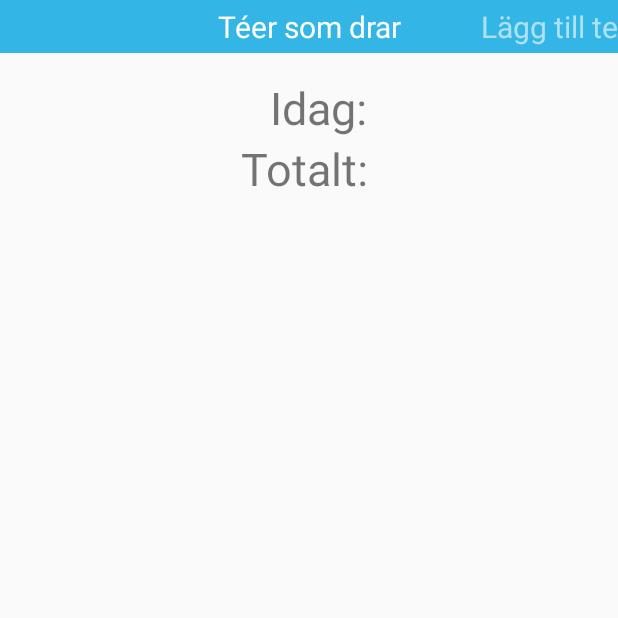
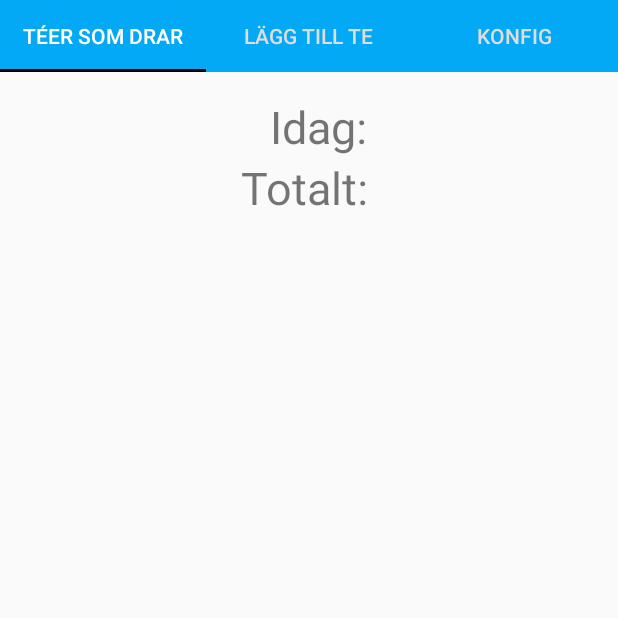
Before and after one commit to JensCarlberg/TeaTimer, an Android app: the screen it shows after launch (MainActivity), on a phone screen of 412 x 824 dp, the top half of it. Run offline under Robolectric (Android 15) with nearby library versions, the light colour scheme and no system bars.

Commit message:
Refactor layout to use ViewPager2 and TabLayout for improved navigation and update Gradle plugin version

```diff
--- a/app/src/main/java/se/liu/it/jens/teatimer/MainActivity.java
+++ b/app/src/main/java/se/liu/it/jens/teatimer/MainActivity.java
@@ -31,10 +31,11 @@ import android.widget.Toast;
 import androidx.annotation.NonNull;
 import androidx.appcompat.app.AppCompatActivity;
 import androidx.fragment.app.Fragment;
-import androidx.fragment.app.FragmentManager;
-import androidx.fragment.app.FragmentPagerAdapter;
-import androidx.viewpager.widget.PagerAdapter;
-import androidx.viewpager.widget.ViewPager;
+import androidx.viewpager2.adapter.FragmentStateAdapter;
+import androidx.viewpager2.widget.ViewPager2;
+
+import com.google.android.material.tabs.TabLayout;
+import com.google.android.material.tabs.TabLayoutMediator;
 
 import java.io.File;
 import java.io.FileOutputStream;
@@ -54,6 +55,7 @@ public class MainActivity extends AppCompatActivity {
     public static long lastTime = System.currentTimeMillis() - TIME_BETWEEN_SAME_TAG_READ;
 
     private NfcAdapter nfcAdapter = null;
+    TabLayout tabLayout;
 
     enum Fragments {
         TIMERS(0),
@@ -81,9 +83,8 @@ public class MainActivity extends AppCompatActivity {
         }
     }
 
-    PagerAdapter mSectionsPagerAdapter;
-
-    ViewPager mViewPager;
+    ViewPager2 mViewPager;
+    FragmentStateAdapter mSectionsPagerAdapter;
 
     @Override
     protected void onCreate(Bundle savedInstanceState) {
@@ -101,8 +102,23 @@ public class MainActivity extends AppCompatActivity {
 
         // Initialize ViewPager and Adapter
         mViewPager = findViewById(R.id.pager);
-        mSectionsPagerAdapter = new SectionsPagerAdapter(getSupportFragmentManager());
+        mSectionsPagerAdapter = new SectionsPagerAdapter(this);
         mViewPager.setAdapter(mSectionsPagerAdapter);
+
+        tabLayout = findViewById(R.id.tab_layout);
+        new TabLayoutMediator(tabLayout, mViewPager, (tab, position) -> {
+            switch (position) {
+                case 0:
+                    tab.setText("Téer som drar");
+                    break;
+                case 1:
+                    tab.setText("Lägg till te");
+                    break;
+                case 2:
+                    tab.setText("Konfig");
+                    break;
+            }
+        }).attach();
 
         nfcAdapter = NfcAdapter.getDefaultAdapter(this);
         if (nfcAdapter == null) {
@@ -299,7 +315,7 @@ public class MainActivity extends AppCompatActivity {
     private void gotoTeaForm() { gotoFragment(Fragments.FORM.id); }
 
     private void gotoFragment(int id) {
-        mViewPager.setCurrentItem(id);
+        mViewPager.setCurrentItem(id, true);
     }
 
     public void clearForm(View view) {
@@ -398,39 +414,24 @@ public class MainActivity extends AppCompatActivity {
     }
 
 
-    /**
-     * A {@link FragmentPagerAdapter} that returns a fragment corresponding to
-     * one of the sections/tabs/pages.
-     */
-    public static class SectionsPagerAdapter extends FragmentPagerAdapter {
-
-        public SectionsPagerAdapter(FragmentManager fm) {
-            super(fm);
+    public static class SectionsPagerAdapter extends FragmentStateAdapter {
+        public SectionsPagerAdapter(AppCompatActivity fa) {
+            super(fa);
         }
 
+        @NonNull
         @Override
-        public Fragment getItem(int position) {
+        public Fragment createFragment(int position) {
             return switch (position) {
                 case 0 -> new TeasFragment();
                 case 1 -> new EnterTeaFragment();
                 case 2 -> new ConfigurationFragment();
-                default -> null;
+                default -> throw new IllegalArgumentException("Invalid position");
             };
         }
-
         @Override
-        public int getCount() {
+        public int getItemCount() {
             return 3;
-        }
-
-        @Override
-        public CharSequence getPageTitle(int position) {
-            return switch (position) {
-                case 0 -> "Téer som drar";
-                case 1 -> "Lägg till te";
-                case 2 -> "Inställningar";
-                default -> null;
-            };
         }
     }
 
@@ -551,23 +552,6 @@ public class MainActivity extends AppCompatActivity {
             if (timeLeft != null) timeLeft.setText(Tea.brewText(remaining));
         }
 
-        public void refreshTeaList() {
-            rebuildTeaListViews();
-        }
-        public void setTodayBrewed(String value) {
-            if (todayBrewedView != null) {
-                todayBrewedView.setText(value);
-            } else {
-                pendingTodayValue = value;
-            }
-        }
-        public void setTotalBrewed(String value) {
-            if (totalBrewedView != null) {
-                totalBrewedView.setText(value);
-            } else {
-                pendingTotalValue = value;
-            }
-        }
         @Override
         public void onResume() {
             super.onResume();
--- a/app/src/main/res/layout/activity_main.xml
+++ b/app/src/main/res/layout/activity_main.xml
@@ -1,20 +1,24 @@
 <?xml version="1.0" encoding="utf-8"?>
-<androidx.viewpager.widget.ViewPager
+<LinearLayout
     xmlns:android="http://schemas.android.com/apk/res/android"
-    android:id="@+id/pager"
+    xmlns:app="http://schemas.android.com/apk/res-auto"
     android:layout_width="match_parent"
-    android:layout_height="match_parent" >
+    android:layout_height="match_parent"
+    android:orientation="vertical">
 
-    <androidx.viewpager.widget.PagerTitleStrip
-        android:id="@+id/pager_title_strip"
+    <com.google.android.material.tabs.TabLayout
+        android:id="@+id/tab_layout"
         android:layout_width="match_parent"
         android:layout_height="wrap_content"
-        android:layout_gravity="top"
-        android:background="#33b5e5"
-        android:textColor="#fff"
-        android:textSize="20sp"
-        android:textStyle="bold|normal"
-        android:paddingTop="4dp"
-        android:paddingBottom="4dp" />
+        app:tabBackground="@color/colorTabBackground"
+        app:tabIndicatorColor="@color/colorTabBackgroundSelected"
+        app:tabSelectedTextColor="@color/colorTabTextSelected"
+        app:tabTextColor="@color/colorTabText"/>
 
-</androidx.viewpager.widget.ViewPager>
+    <androidx.viewpager2.widget.ViewPager2
+        android:id="@+id/pager"
+        android:layout_width="match_parent"
+        android:layout_height="0dp"
+        android:layout_weight="1" />
+
+</LinearLayout>
--- a/app/src/main/res/values/colors.xml
+++ b/app/src/main/res/values/colors.xml
@@ -3,5 +3,9 @@
     <color name="colorPrimary">#3F51B5</color>
     <color name="colorPrimaryDark">#303F9F</color>
     <color name="colorAccent">#FF4081</color>
+    <color name="colorTabBackgroundSelected">#000000</color>
+    <color name="colorTabBackground">#03A9F4</color>
+    <color name="colorTabTextSelected">#FFFFFF</color>
+    <color name="colorTabText">#DDDDDD</color>
     <color name="colorTeaDone">#00FF00</color>
 </resources>
--- a/build.gradle
+++ b/build.gradle
@@ -6,7 +6,7 @@ buildscript {
         mavenCentral()
     }
     dependencies {
-        classpath 'com.android.tools.build:gradle:8.11.2'
+        classpath 'com.android.tools.build:gradle:8.13.2'
 
         // NOTE: Do not place your application dependencies here; they belong
         // in the individual module build.gradle files
```
